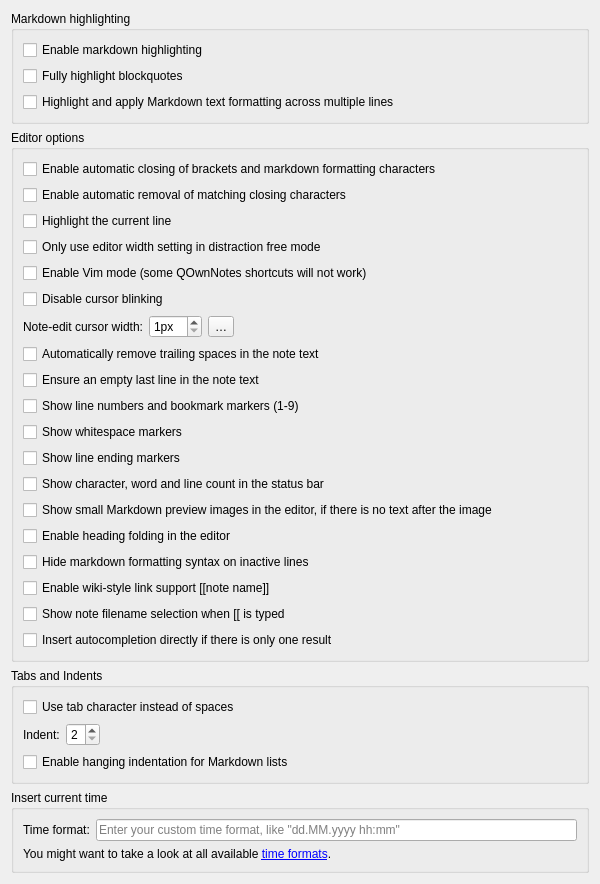
The window that src/widgets/settings/editorsettingswidget.ui (pbek/QOwnNotes) describes before a commit, drawn with Qt 5.
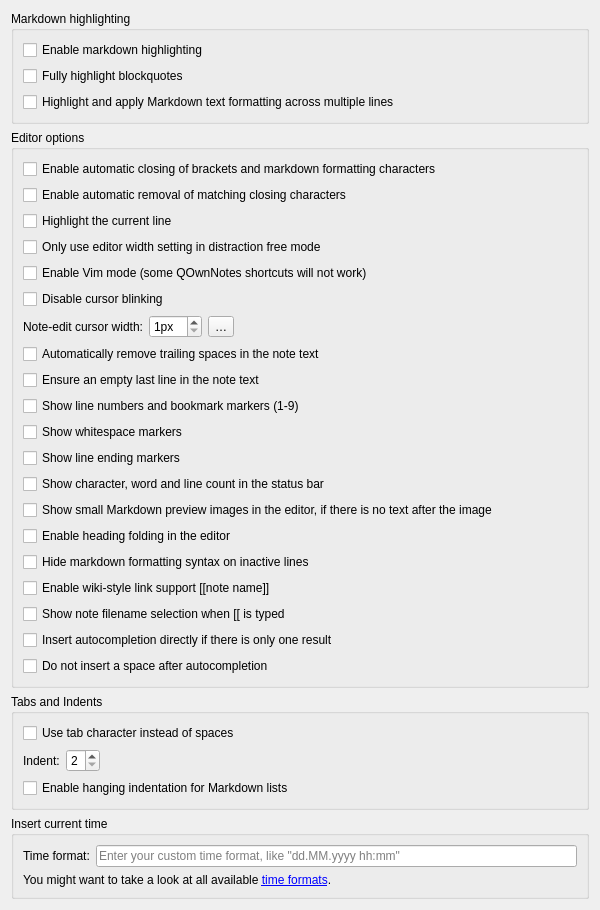
The same window after the commit. Icons and pictures are not drawn. Custom widgets are drawn as their Qt base class.

Commit message: #3781 editor: allow suppressing the space after autocompletion

Patch:
```diff
--- a/src/widgets/settings/editorsettingswidget.ui
+++ b/src/widgets/settings/editorsettingswidget.ui
@@ -247,6 +247,16 @@
          </property>
         </widget>
        </item>
+       <item row="20" column="0" colspan="4">
+        <widget class="QCheckBox" name="autocompleteNoSpaceCheckBox">
+         <property name="toolTip">
+          <string>Do not append a space after autocompletion</string>
+         </property>
+         <property name="text">
+          <string>Do not insert a space after autocompletion</string>
+         </property>
+        </widget>
+       </item>
      </layout>
     </widget>
    </item>
```
The commit also changes 3 other files.
